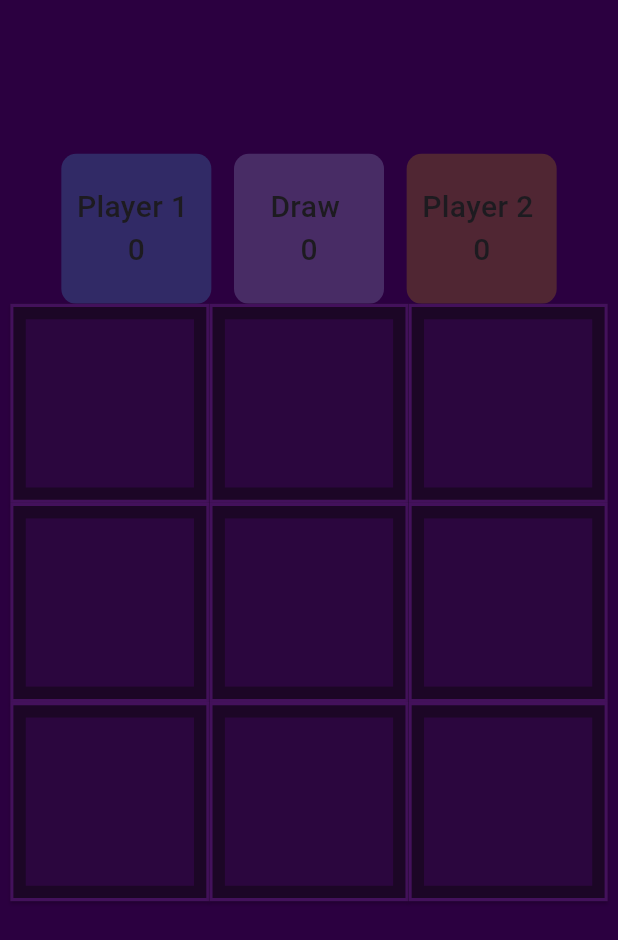
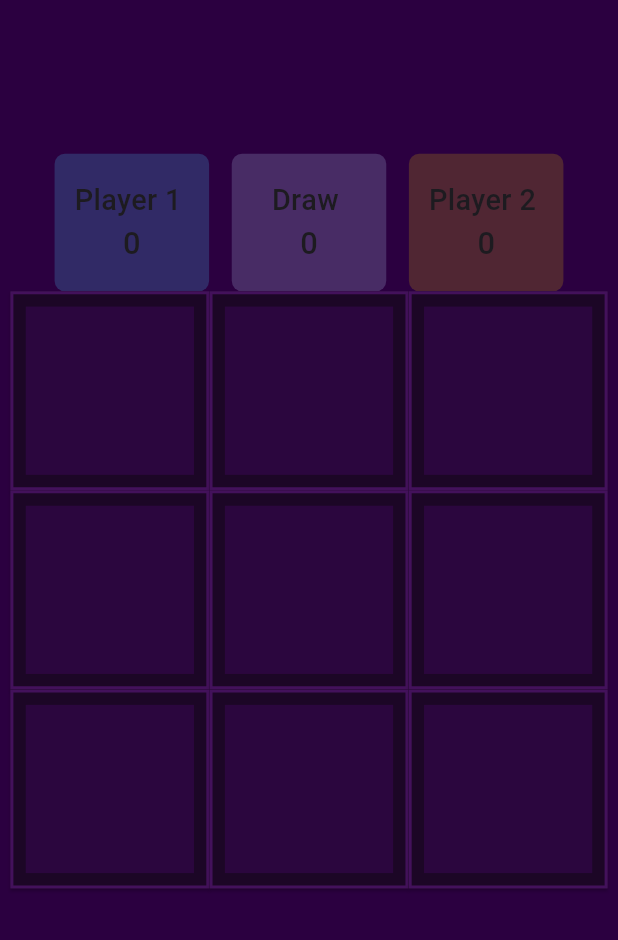
Before and after one commit to ahmedragaae0120/xo_app, a Flutter app: the GameScreen screen opened by its route, on a phone screen of 412 x 824 dp. Shown: the top 940 px of the screen. Run offline on Flutter 3.47's test engine with Material 3 defaults, Android fonts, the phone set to English and light mode, and no system bars; drawn by our look-alikes of animated_background; our stand-ins replace audioplayers, flutter_screenutil, flutter_svg; missing offline and left inert: neon_widgets; statements that could not run were skipped.

Commit message:
done app

```diff
--- a/lib/main.dart
+++ b/lib/main.dart
@@ -1,9 +1,9 @@
 import 'package:flutter/material.dart';
 import 'package:flutter_screenutil/flutter_screenutil.dart';
 import 'package:provider/provider.dart';
-import 'package:xo_app/ui/game_screen.dart';
+import 'package:xo_app/ui/screens/game_screen.dart';
 import 'package:xo_app/ui/providers/game_provider.dart';
-import 'package:xo_app/ui/start_screen.dart';
+import 'package:xo_app/ui/screens/start_screen.dart';
 
 void main() {
   runApp(ChangeNotifierProvider(
--- a/lib/ui/reusable components/neon_container.dart
+++ b/lib/ui/reusable components/neon_container.dart
@@ -1,4 +1,5 @@
 import 'package:flutter/material.dart';
+import 'package:flutter_screenutil/flutter_screenutil.dart';
 import 'package:neon_widgets/neon_widgets.dart';
 
 class NeonContainerCustom extends StatelessWidget {
@@ -21,14 +22,14 @@ class NeonContainerCustom extends StatelessWidget {
   Widget build(BuildContext context) {
     return winner
         ? NeonContainer(
-            width: 100,
-            height: 100,
-            borderRadius: BorderRadius.circular(10),
+            width: 150.w,
+            height: 100.h,
+            borderRadius: BorderRadius.circular(10.r),
             borderColor: bordercolor,
             containerColor: containercolor,
             spreadColor: spreadcolor,
-            lightSpreadRadius: 2,
-            lightBlurRadius: 15,
+            lightSpreadRadius: 2.r,
+            lightBlurRadius: 15.r,
             child: Column(
               mainAxisAlignment: MainAxisAlignment.center,
               children: [
@@ -37,13 +38,13 @@ class NeonContainerCustom extends StatelessWidget {
                   children: [
                     Text(
                       "$playerName ",
-                      style: const TextStyle(
-                          fontWeight: FontWeight.w500, fontSize: 20),
+                      style: TextStyle(
+                          fontWeight: FontWeight.w500, fontSize: 20.sp),
                     ),
                     Text(
                       "$score",
-                      style: const TextStyle(
-                          fontWeight: FontWeight.w500, fontSize: 20),
+                      style: TextStyle(
+                          fontWeight: FontWeight.w500, fontSize: 20.sp),
                     ),
                   ],
                 )
@@ -52,11 +53,11 @@ class NeonContainerCustom extends StatelessWidget {
           )
         : Container(
             decoration: BoxDecoration(
-              borderRadius: BorderRadius.circular(10),
+              borderRadius: BorderRadius.circular(10.r),
               color: bordercolor.withOpacity(0.20),
             ),
-            width: 100,
-            height: 100,
+            width: 150.w,
+            height: 100.h,
             child: Column(
               mainAxisAlignment: MainAxisAlignment.center,
               children: [
@@ -65,16 +66,16 @@ class NeonContainerCustom extends StatelessWidget {
                   children: [
                     Text(
                       "$playerName ",
-                      style: const TextStyle(
+                      style: TextStyle(
                           fontWeight: FontWeight.w500,
-                          fontSize: 20,
+                          fontSize: 28.sp,
                           overflow: TextOverflow.ellipsis),
                     ),
                     Text(
                       "$score",
-                      style: const TextStyle(
+                      style: TextStyle(
                           fontWeight: FontWeight.w500,
-                          fontSize: 20,
+                          fontSize: 30.sp,
                           overflow: TextOverflow.ellipsis),
                     ),
                   ],
--- a/lib/ui/game_screen.dart
+++ b/lib/ui/screens/game_screen.dart
@@ -22,14 +22,14 @@ class _GameScreenState extends State<GameScreen> with TickerProviderStateMixin {
       color: const Color(0xff2B0040),
       child: AnimatedBackground(
         behaviour: RandomParticleBehaviour(
-          options: const ParticleOptions(
-            spawnMaxRadius: 30,
+          options: ParticleOptions(
+            spawnMaxRadius: 30.r,
             spawnMinSpeed: 10.00,
             particleCount: 30,
             spawnMaxSpeed: 50,
             minOpacity: 0.1,
             spawnOpacity: 0.2,
-            image: Image(image: AssetImage('assets/xo.png')),
+            image: const Image(image: AssetImage('assets/xo.png')),
           ),
         ),
         vsync: this,
--- a/lib/ui/start_screen.dart
+++ b/lib/ui/screens/start_screen.dart
@@ -1,13 +1,10 @@
 import 'package:animated_background/animated_background.dart';
-import 'package:flutter/cupertino.dart';
 import 'package:flutter/material.dart';
-import 'package:flutter/widgets.dart';
 import 'package:flutter_screenutil/flutter_screenutil.dart';
 import 'package:neon_widgets/neon_widgets.dart';
 import 'package:provider/provider.dart';
-import 'package:xo_app/ui/game_screen.dart';
+import 'package:xo_app/ui/screens/game_screen.dart';
 import 'package:xo_app/ui/providers/game_provider.dart';
-import 'package:xo_app/ui/reusable%20components/neon_container.dart';
 
 class StartScreen extends StatefulWidget {
   static const String routeName = "/StartScreen";
@@ -29,14 +26,14 @@ class _StartScreenState extends State<StartScreen>
         color: const Color(0xff2B0040),
         child: AnimatedBackground(
           behaviour: RandomParticleBehaviour(
-            options: const ParticleOptions(
-              spawnMaxRadius: 30,
+            options: ParticleOptions(
+              spawnMaxRadius: 30.r,
               spawnMinSpeed: 10.00,
               particleCount: 30,
               spawnMaxSpeed: 50,
               minOpacity: 0.1,
               spawnOpacity: 0.2,
-              image: Image(image: AssetImage('assets/xo.png')),
+              image: const Image(image: AssetImage('assets/xo.png')),
             ),
           ),
           vsync: this,
@@ -54,10 +51,10 @@ class _StartScreenState extends State<StartScreen>
                           "assets/_8719a1d6-4f2f-4c90-af8e-550a36df4828.jpeg"),
                       SizedBox(height: 40.h),
                       NeonContainer(
-                        lightBlurRadius: 5,
+                        lightBlurRadius: 5.r,
                         containerColor: Colors.white,
                         spreadColor: Colors.purple,
-                        lightSpreadRadius: 8,
+                        lightSpreadRadius: 8.r,
                         child: Row(
                           mainAxisAlignment: MainAxisAlignment.spaceBetween,
                           children: [
@@ -102,6 +99,7 @@ class _StartScreenState extends State<StartScreen>
                           Navigator.of(context).pushNamed(GameScreen.routeName);
                           player1Controller.text = "";
                           player2Controller.text = "";
+                          providergame.resetGame();
                         },
                         child: NeonContainer(
                           height: 60.h,
@@ -114,22 +112,6 @@ class _StartScreenState extends State<StartScreen>
                           ),
                         ),
                       ),
-                      // NeonContainer(
-                      //   child: ElevatedButton(
-                      //     style: ButtonStyle(
-                      //         shape: MaterialStateProperty.all(
-                      //             const RoundedRectangleBorder())),
-                      //     onPressed: () {
-                      //       providergame.changePlayerName(
-                      //         player1: _player1Controller.text,
-                      //         player2: _player2Controller.text,
-                      //       );
-                      //       Navigator.of(context)
-                      //           .pushNamed(GameScreen.routeName);
-                      //     },
-                      //     child: const Text('Start'),
-                      //   ),
-                      // ),
                     ],
                   ),
                 ),
```
